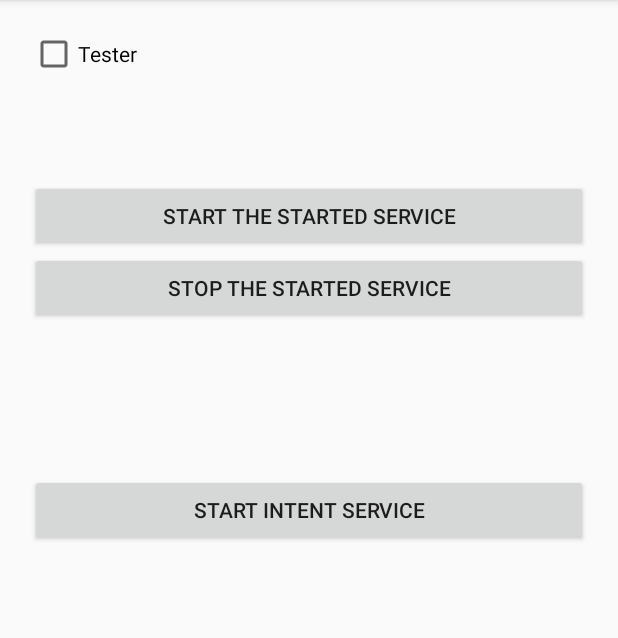
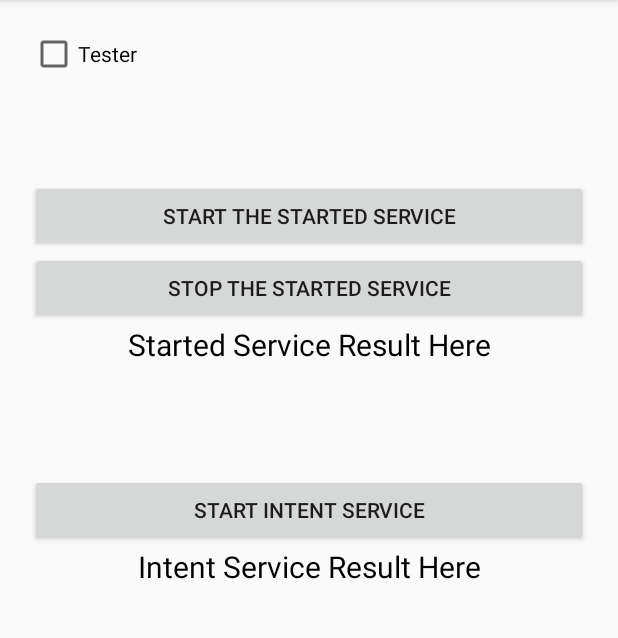
Before and after one commit to MilindAmrutkarCSS/ServicesDemo, an Android app: the screen it shows after launch (MainActivity), after a tap on "START INTENT SERVICE", on a phone screen of 412 x 824 dp, the part 84-722 px from its top. Run offline under Robolectric (Android 15) with nearby library versions, the phone set to English and light mode, and no system bars.

Commit message:
Using ResultReceiver for communication between Activity and Service

```diff
--- a/app/src/main/java/com/example/servicesdemo/MainActivity.java
+++ b/app/src/main/java/com/example/servicesdemo/MainActivity.java
@@ -1,16 +1,26 @@
 package com.example.servicesdemo;
 
 import android.content.Intent;
+import android.os.Handler;
+import android.os.ResultReceiver;
 import android.support.v7.app.AppCompatActivity;
 import android.os.Bundle;
+import android.util.Log;
 import android.view.View;
+import android.widget.TextView;
 
 public class MainActivity extends AppCompatActivity {
+
+    private TextView tvIntentServiceResult, tvStartedServiceResult;
+
+    private Handler handler = new Handler();
 
     @Override
     protected void onCreate(Bundle savedInstanceState) {
         super.onCreate(savedInstanceState);
         setContentView(R.layout.activity_main);
+        tvIntentServiceResult = findViewById(R.id.tvIntentServiceResult);
+        tvStartedServiceResult = findViewById(R.id.tvStartedServiceResult);
     }
 
     public void startStartedService(View view) {
@@ -25,8 +35,40 @@ public class MainActivity extends AppCompatActivity {
     }
 
     public void startIntentService(View view) {
+
+        ResultReceiver myResultReceiver = new MyResultReceiver(null);
+
         Intent intent = new Intent(this, MyIntentService.class);
         intent.putExtra("sleepTime", 10);
+        intent.putExtra("receiver", myResultReceiver);
         startService(intent);
     }
+
+    private class MyResultReceiver extends ResultReceiver {
+
+        private static final String TAG = "MyResultReceiver";
+
+        public MyResultReceiver(Handler handler) {
+            super(handler);
+        }
+
+        @Override
+        protected void onReceiveResult(int resultCode, Bundle resultData) {
+            super.onReceiveResult(resultCode, resultData);
+
+            Log.i(TAG, Thread.currentThread().getName());
+
+            if (resultCode == 18 && resultData != null) {
+                final String result = resultData.getString("resultIntentService");
+
+                handler.post(new Runnable() {
+                    @Override
+                    public void run() {
+                        Log.i("MyHandler",  Thread.currentThread().getName());
+                        tvIntentServiceResult.setText(result);
+                    }
+                });
+            }
+        }
+    }
 }
--- a/app/src/main/res/layout/activity_main.xml
+++ b/app/src/main/res/layout/activity_main.xml
@@ -29,6 +29,17 @@
         android:onClick="stopStartedService"
         android:text="Stop the Started Service"/>
 
+
+    <TextView
+        android:id="@+id/tvStartedServiceResult"
+        android:layout_width="match_parent"
+        android:layout_height="wrap_content"
+        android:layout_below="@id/btnStopStartedService"
+        android:text="Started Service Result Here"
+        android:gravity="center"
+        android:textSize="20sp"
+        android:textColor="@android:color/black"/>
+
     <Button
         android:id="@+id/btnStartIntentService"
         android:layout_width="match_parent"
@@ -38,4 +49,14 @@
         android:onClick="startIntentService"
         android:text="Start Intent Service"/>
 
+    <TextView
+        android:id="@+id/tvIntentServiceResult"
+        android:layout_width="match_parent"
+        android:layout_height="wrap_content"
+        android:layout_below="@id/btnStartIntentService"
+        android:text="Intent Service Result Here"
+        android:gravity="center"
+        android:textSize="20sp"
+        android:textColor="@android:color/black"/>
+
 </RelativeLayout>
```
Also changed, not shown: app/src/main/java/com/example/servicesdemo/MyIntentService.java (+11 -1 lines).
